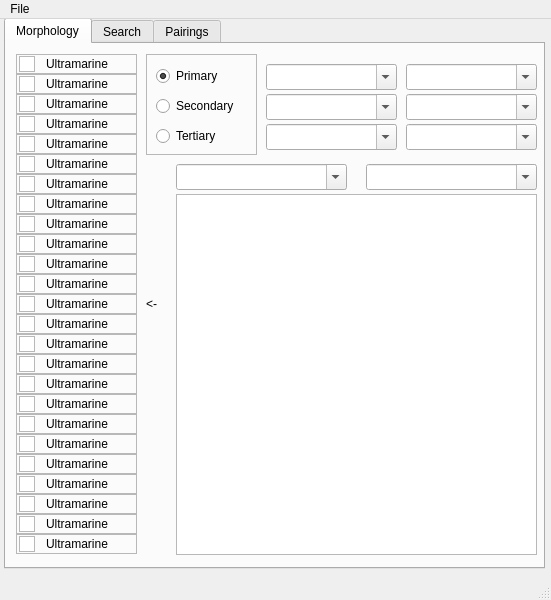
First picture: the form in mainwindow.ui, repository TheCalpolMan/flight-rising-breeding-tracker, before the edit.
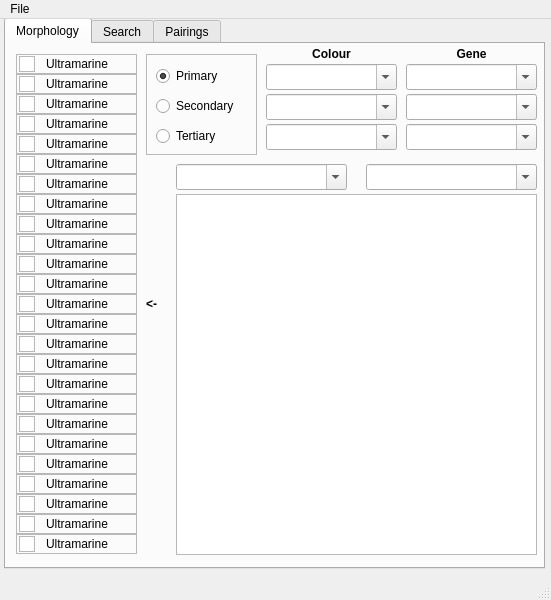
Second picture: the form after the edit.

Commit message: gene \& colour headers added to UI

Patch:
```diff
--- a/mainwindow.ui
+++ b/mainwindow.ui
@@ -1026,12 +1026,12 @@
        <rect>
         <x>140</x>
         <y>250</y>
-        <width>16</width>
+        <width>21</width>
         <height>20</height>
        </rect>
       </property>
       <property name="text">
-       <string>&lt;-</string>
+       <string>&lt;html&gt;&lt;head/&gt;&lt;body&gt;&lt;p&gt;&lt;span style=&quot; font-weight:700;&quot;&gt;&amp;lt;-&lt;/span&gt;&lt;/p&gt;&lt;/body&gt;&lt;/html&gt;</string>
       </property>
      </widget>
      <widget class="QFrame" name="radiobuttonframe">
@@ -1193,6 +1193,32 @@
        <bool>true</bool>
       </property>
      </widget>
+     <widget class="QLabel" name="label_5">
+      <property name="geometry">
+       <rect>
+        <x>260</x>
+        <y>0</y>
+        <width>131</width>
+        <height>20</height>
+       </rect>
+      </property>
+      <property name="text">
+       <string>&lt;html&gt;&lt;head/&gt;&lt;body&gt;&lt;p align=&quot;center&quot;&gt;&lt;span style=&quot; font-weight:700;&quot;&gt;Colour&lt;/span&gt;&lt;/p&gt;&lt;/body&gt;&lt;/html&gt;</string>
+      </property>
+     </widget>
+     <widget class="QLabel" name="label_6">
+      <property name="geometry">
+       <rect>
+        <x>400</x>
+        <y>0</y>
+        <width>131</width>
+        <height>20</height>
+       </rect>
+      </property>
+      <property name="text">
+       <string>&lt;html&gt;&lt;head/&gt;&lt;body&gt;&lt;p align=&quot;center&quot;&gt;&lt;span style=&quot; font-weight:700;&quot;&gt;Gene&lt;/span&gt;&lt;/p&gt;&lt;/body&gt;&lt;/html&gt;</string>
+      </property>
+     </widget>
     </widget>
     <widget class="QWidget" name="search">
      <attribute name="title">
```
